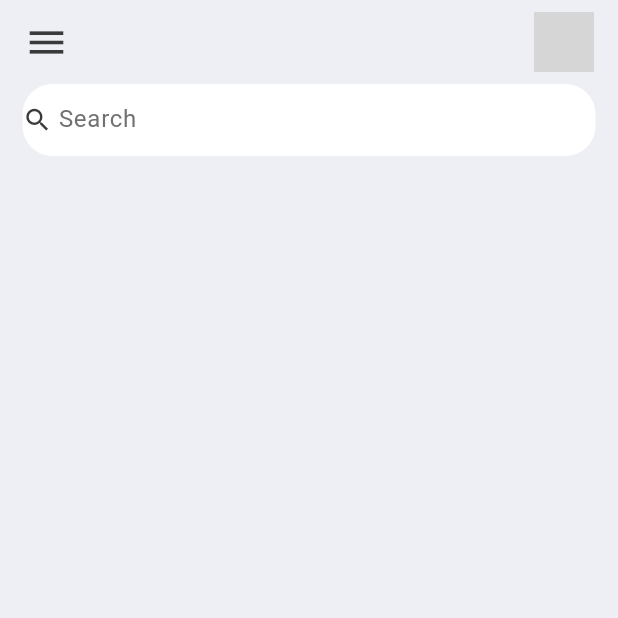
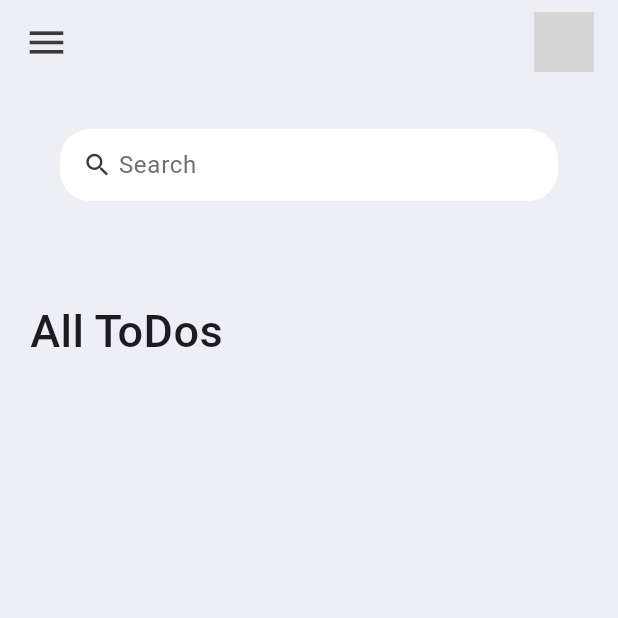
Before and after one commit to Rakib330/classico, a Flutter app: the screen it shows after launch, on a phone screen of 412 x 824 dp, the top half of it. Run offline on Flutter 3.47's test engine with Material 3 defaults, Android fonts, the phone set to English and light mode, and no system bars; grey boxes are pictures that could not be loaded.

Commit message:
home updated

```diff
--- a/lib/screens/home.dart
+++ b/lib/screens/home.dart
@@ -10,26 +10,49 @@ class Home extends StatelessWidget {
         backgroundColor: tdBGColor,
         appBar: _buildAppBar(),
         body: Container(
-            padding: EdgeInsets.symmetric(horizontal: 15),
+          padding: EdgeInsets.symmetric(horizontal: 20, vertical: 15),
+          child: Column(
+            children: [
+              searchBox(),
+              Expanded(
+                  child: ListView(children: [
+                Container(
+                  margin: EdgeInsets.only(
+                    top: 50,
+                    bottom: 20,
+                  ),
+                  child: Text(
+                    'All ToDos',
+                    style: TextStyle(fontSize: 30, fontWeight: FontWeight.w500),
+                  ),
+                )
+              ]))
+            ],
+          ),
+        ));
+  }
+}
+
+Widget searchBox() {
+  return Container(
+      padding: EdgeInsets.symmetric(horizontal: 20, vertical: 15),
       child: Column(
         children: [
           Container(
+              padding: EdgeInsets.symmetric(horizontal: 15),
               decoration: BoxDecoration(
-                        color: Colors.white,
-                        borderRadius: BorderRadius.circular(20)),
+                  color: Colors.white, borderRadius: BorderRadius.circular(20)),
               child: TextField(
                   decoration: InputDecoration(
                       contentPadding: EdgeInsets.all(0),
-                            prefixIcon:
-                                Icon(Icons.search, color: tdBlack, size: 20),
+                      prefixIcon: Icon(Icons.search, color: tdBlack, size: 20),
                       prefixIconConstraints:
-                                BoxConstraints(maxHeight: 20, minHeight: 25),
+                          BoxConstraints(maxHeight: 25, minHeight: 20),
                       border: InputBorder.none,
                       hintText: 'Search',
                       hintStyle: TextStyle(color: tdGrey))))
         ],
-            )));
-  }
+      ));
 }
 
 AppBar _buildAppBar() {
```
Lines whose indentation alone changed are shown as unchanged.
